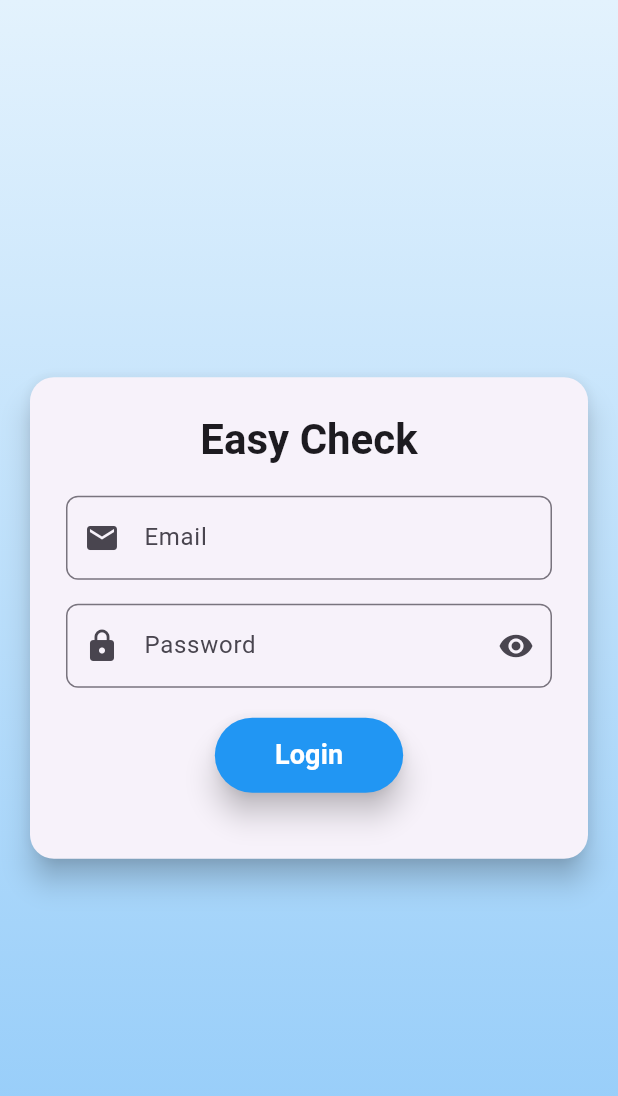
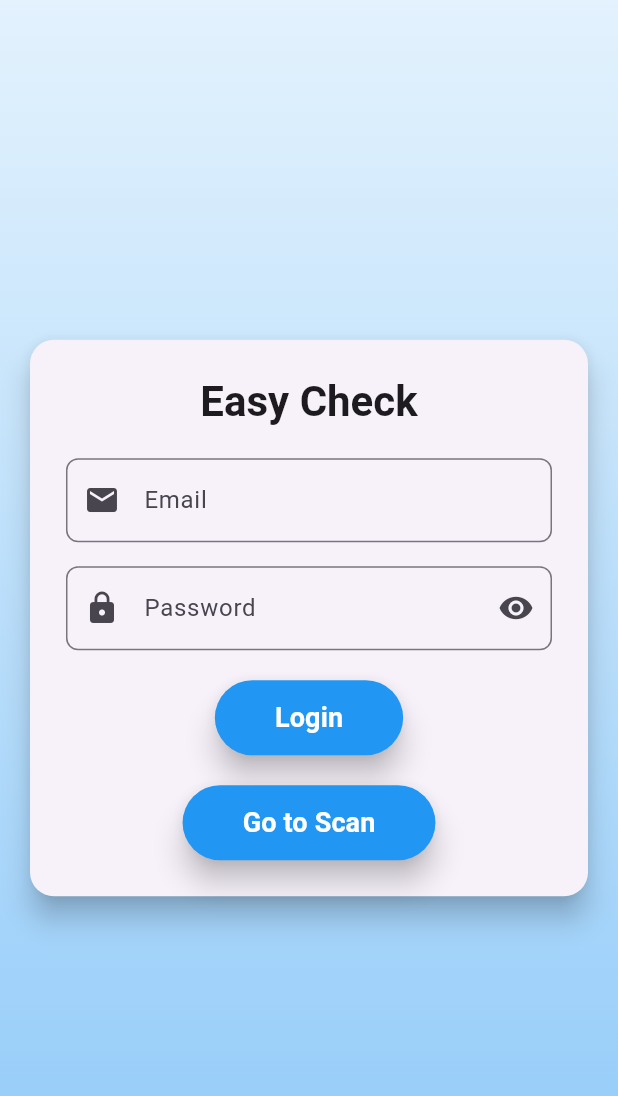
Before and after one commit to nesatkroper/flutter-checkme, a Flutter app: the screen it shows after launch, on a phone screen of 412 x 824 dp. Shown: the top 1096 px of the screen. Run offline on Flutter 3.47's test engine with Material 3 defaults, Android fonts, the phone set to English and light mode, and no system bars; our stand-ins replace shared_preferences; missing offline and left inert: mobile_scanner.

```diff
--- a/lib/provider/api_service.dart
+++ b/lib/provider/api_service.dart
@@ -1,5 +1,6 @@
 class ApiService {
-  static const String baseUrl = 'http://10.0.2.2:3000/api';
+  static const String baseUrl =
+      'https://express-checkme-production.up.railway.app/api';
 
   static Uri buildUrl(String endpoint, {Map<String, String>? queryParams}) {
     return Uri.parse('$baseUrl/$endpoint')
--- a/lib/screen/auth/login_page.dart
+++ b/lib/screen/auth/login_page.dart
@@ -1,4 +1,5 @@
 import 'package:checkme/provider/api_service.dart';
+import 'package:checkme/screen/scanner/qr_scanner_page.dart';
 import 'package:checkme/screen/scanner/user_info.dart';
 import 'package:flutter/material.dart';
 import 'package:http/http.dart' as http;
@@ -198,6 +199,35 @@ class _LoginPageState extends State<LoginPage> {
                               ),
                             ),
                       SizedBox(height: 20),
+                      ElevatedButton(
+                        onPressed: () {
+                          Navigator.push(
+                            context,
+                            MaterialPageRoute(
+                                builder: (context) => QRScannerPage()),
+                          );
+                        },
+                        child: Text(
+                          'Go to Scan',
+                          style: TextStyle(
+                            fontSize: 18.0, // Adjust the font size
+                            fontWeight: FontWeight.bold, // Make the text bold
+                            color: Colors.white, // Set the text color
+                          ),
+                        ),
+                        style: ElevatedButton.styleFrom(
+                          backgroundColor:
+                              Colors.blue, // Set the button's background color
+                          foregroundColor: Colors
+                              .white, // Set the text color when the button is pressed
+                          disabledForegroundColor: Colors
+                              .grey, // Set the color when the button is disabled
+                          shadowColor: Colors.black, // Set the shadow color
+                          elevation: 8.0, // Set the elevation
+                          padding: EdgeInsets.symmetric(
+                              horizontal: 40.0, vertical: 12.0), // Set padding
+                        ),
+                      ),
                     ],
                   ),
                 ),
```
Also changed, not shown: 1 other file.
